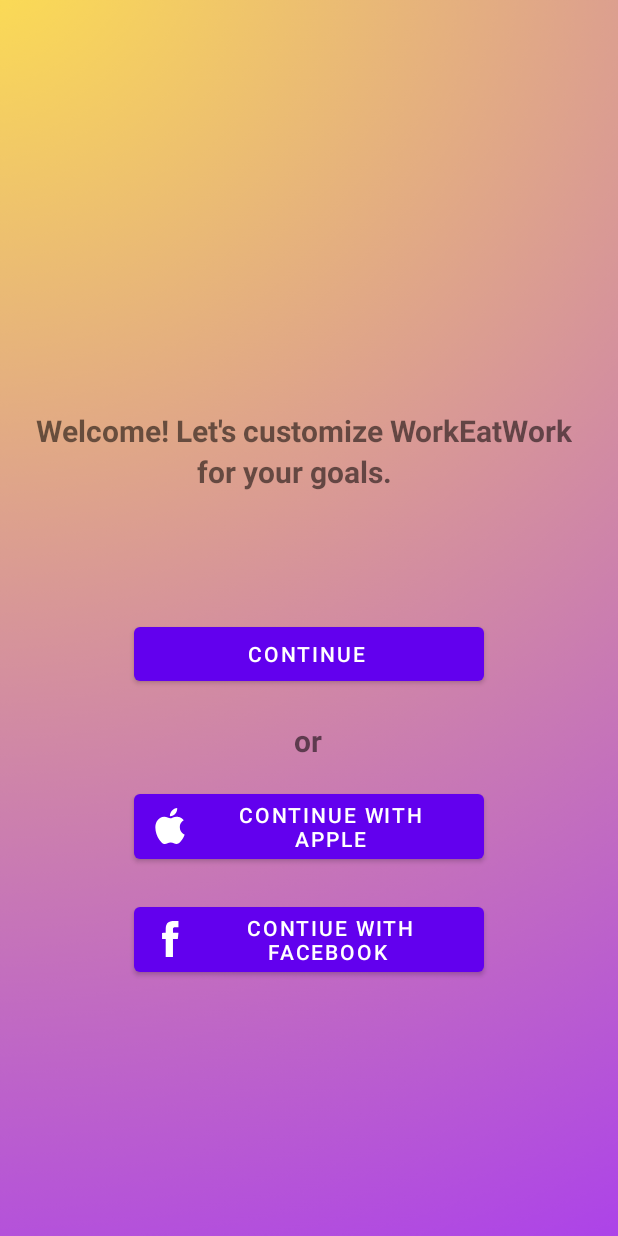
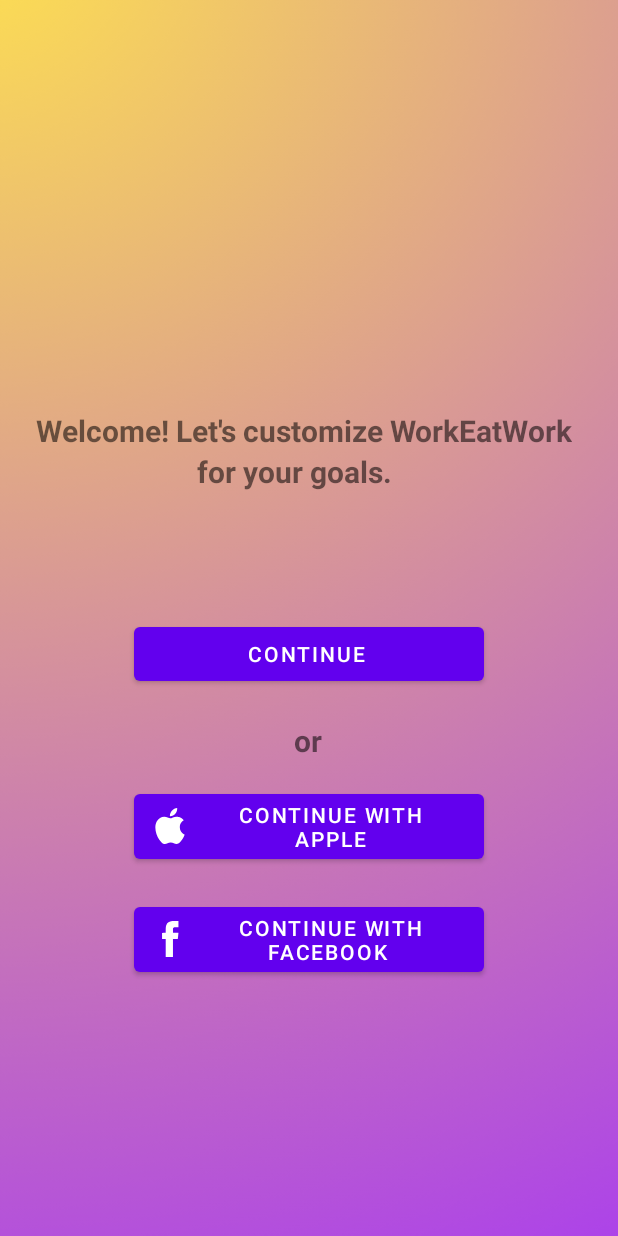
Before and after one commit to MIMIezno/abc, an Android app: the Register screen opened directly, with no data from a screen before it, on a phone screen of 412 x 824 dp. Run offline under Robolectric (Android 15) with nearby library versions, the phone set to English and light mode, and no system bars.

Commit message:
continue fixed, register xml

```diff
--- a/app/src/main/res/layout/activity_register.xml
+++ b/app/src/main/res/layout/activity_register.xml
@@ -82,7 +82,7 @@
         android:layout_marginStart="89dp"
         android:layout_marginTop="20dp"
         android:layout_marginEnd="89dp"
-        android:text="Contiue with Facebook "
+        android:text="Continue with Facebook "
         app:icon="@drawable/facebook"
         app:layout_constraintEnd_toEndOf="parent"
         app:layout_constraintHorizontal_bias="0.0"
```
